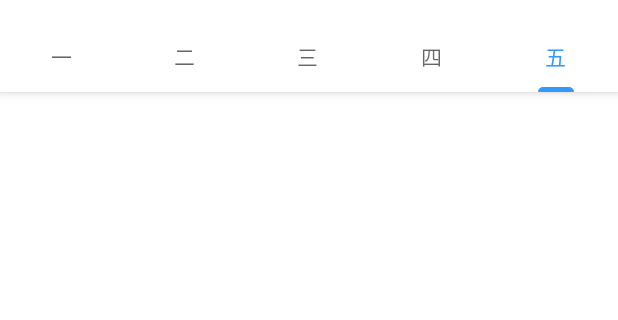
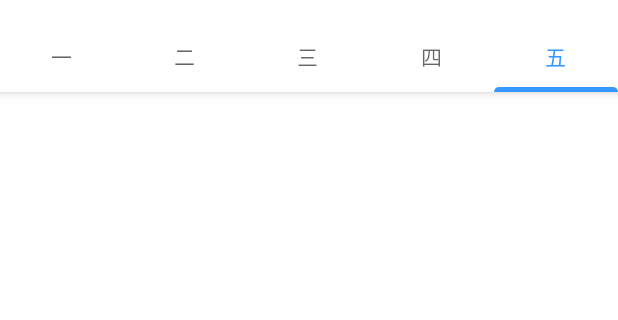
Before and after one commit to MrNegativeTW/MinimalistTimetable, an Android app: the MainActivity2 screen opened directly, with no data from a screen before it, on a phone screen of 412 x 824 dp, the part 64-384 px from its top. Run offline under Robolectric (Android 15) with nearby library versions, the phone set to English and light mode, and no system bars; our stand-ins replace data binding.

Commit message:
Full width indicator

```diff
--- a/course/app/src/main/res/layout/activity_main2.xml
+++ b/course/app/src/main/res/layout/activity_main2.xml
@@ -33,7 +33,7 @@
                 android:layout_height="wrap_content"
                 app:tabIndicator="@drawable/tab_indicator"
                 app:tabIndicatorColor="@color/colorAccentDark"
-                app:tabIndicatorFullWidth="false"
+                app:tabIndicatorFullWidth="true"
                 app:tabIndicatorHeight="3dp"
                 app:tabInlineLabel="true"
                 app:tabMinWidth="75dp" />
```
